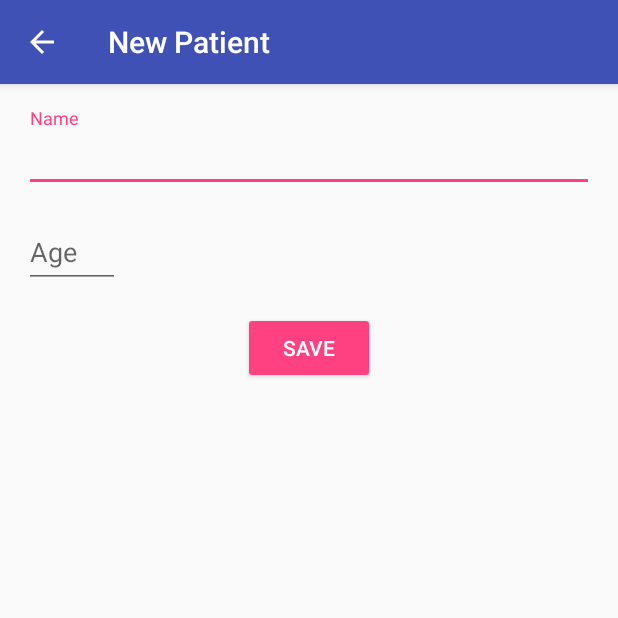
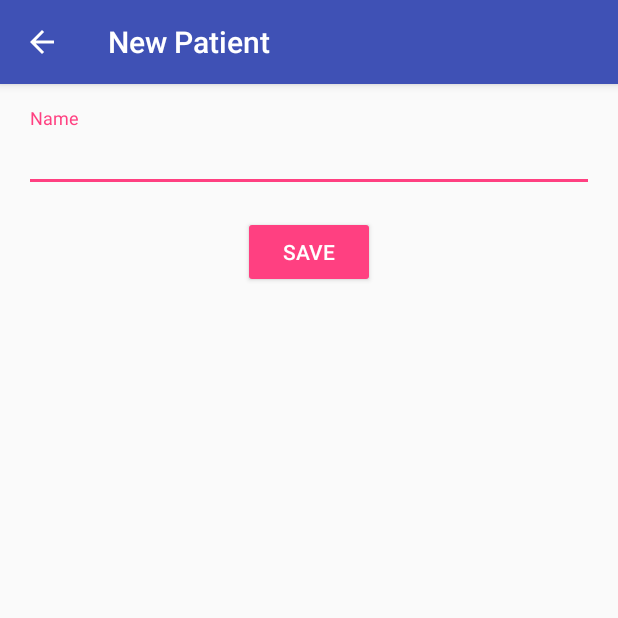
Before and after one commit to aarcosg/Salud21102016, an Android app: the CreatePatientActivity screen opened directly, with no data from a screen before it, on a phone screen of 412 x 824 dp, the top half of it. Run offline under Robolectric (Android 15) with nearby library versions, the phone set to English and light mode, and no system bars.

```diff
--- a/app/src/main/res/layout/activity_create_patient.xml
+++ b/app/src/main/res/layout/activity_create_patient.xml
@@ -35,22 +35,10 @@
 
             </android.support.design.widget.TextInputLayout>
 
-            <android.support.design.widget.TextInputLayout
-                android:id="@+id/textInputLayout2"
-                android:layout_width="match_parent"
-                android:layout_height="wrap_content"
-                android:layout_marginTop="8dp">
-
-                <EditText
-                    android:id="@+id/age_edit_text"
-                    android:layout_width="wrap_content"
-                    android:layout_height="wrap_content"
-                    android:hint="Age"
-                    android:ems="3"
-                    android:maxLength="3"
-                    android:inputType="number"/>
-
-            </android.support.design.widget.TextInputLayout>
+            <!-- TODO 1. Crear EditText para guardar la edad del paciente.
+             - El id debe ser age_edit_text .
+             - Debe ser de tipo numérico.
+            -->
 
             <Button
                 android:id="@+id/save_btn"
```
Also changed, not shown: app/src/main/java/es/us/salud21102016/CreatePatientActivity.java (+4 -39 lines), app/src/main/java/es/us/salud21102016/Patient.java (+9 -13 lines), app/src/main/java/es/us/salud21102016/ViewPatientActivity.java (+16 -25 lines).
